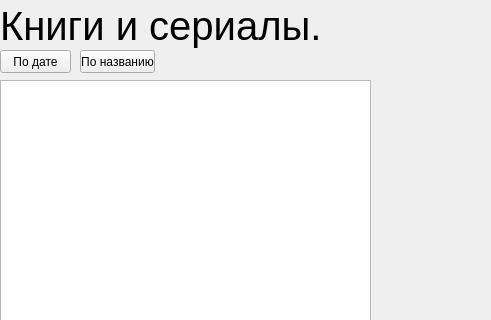
Zloiben/Application, file books_comics.ui: the form before one commit; both pictures show x 0 to 491 and y 0 to 320 of the 699 by 546 pixel window.
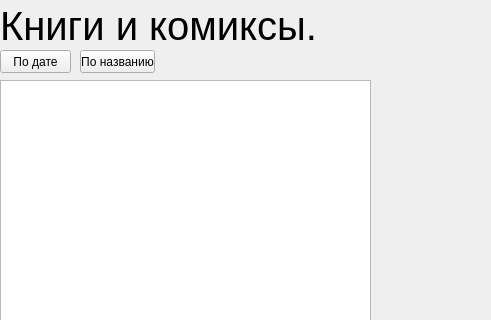
The form after the commit.

What changed in the file:
```diff
--- a/books_comics.ui
+++ b/books_comics.ui
@@ -32,7 +32,7 @@
      </font>
     </property>
     <property name="text">
-     <string>Книги и сериалы.</string>
+     <string>Книги и комиксы.</string>
     </property>
    </widget>
    <widget class="QPlainTextEdit" name="table_books">
```
